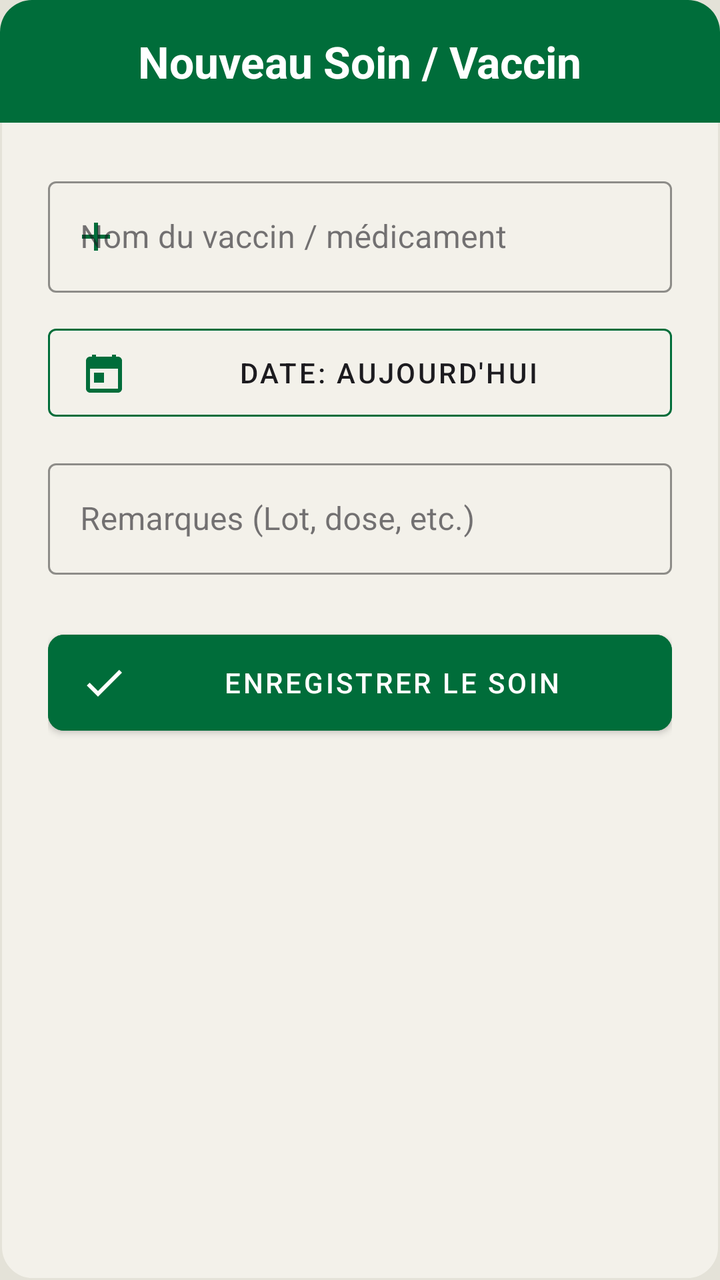
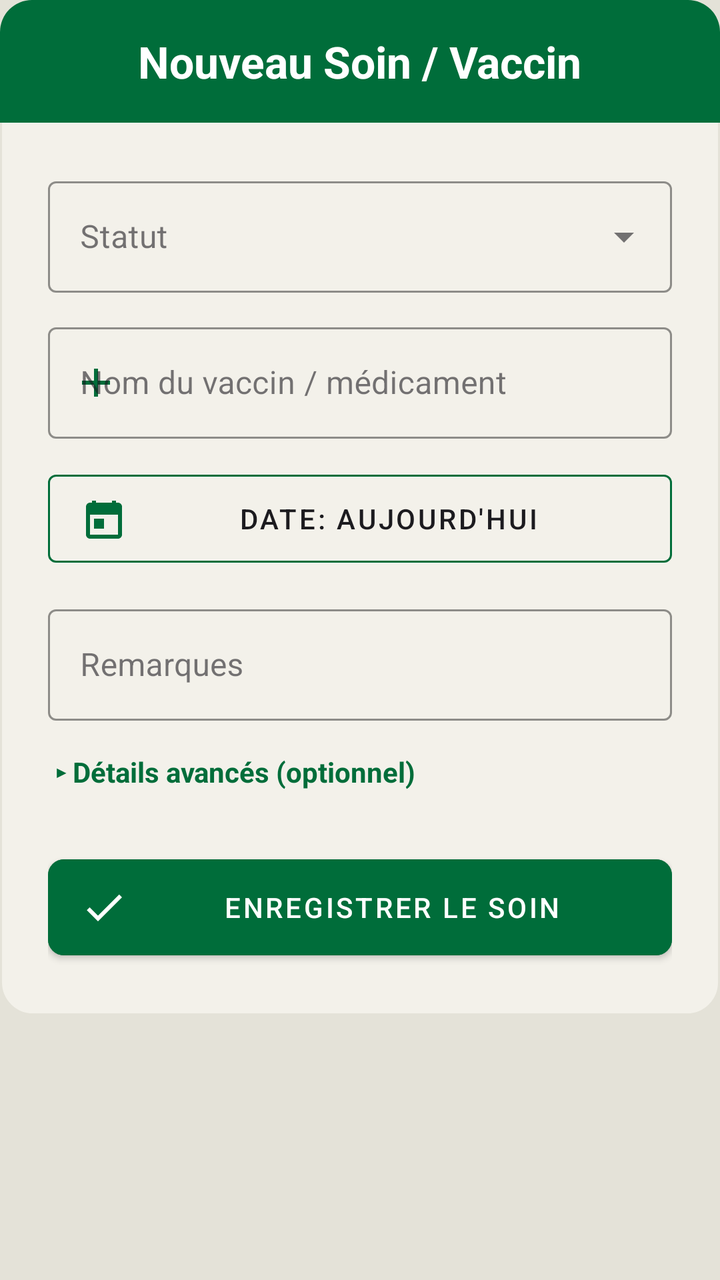

Two renders of the same Android screen: before a commit and after it. Below are the layout's source before the change and the commit's diff.
<!-- AndroidManifest.xml: application theme Theme.Poulailler_copilot -->
<!-- res/layout/dialog_add_vaccine.xml -->
<?xml version="1.0" encoding="utf-8"?>
<LinearLayout xmlns:android="http://schemas.android.com/apk/res/android"
    xmlns:app="http://schemas.android.com/apk/res-auto"
    android:layout_width="match_parent"
    android:layout_height="wrap_content"
    android:orientation="vertical"
    android:background="@drawable/bg_dialog_dark">

    <LinearLayout
        android:layout_width="match_parent"
        android:layout_height="wrap_content"
        android:background="@drawable/bg_dialog_header"
        android:padding="16dp"
        android:gravity="center">
        <TextView
            android:layout_width="wrap_content"
            android:layout_height="wrap_content"
            android:text="Nouveau Soin / Vaccin"
            android:textColor="@color/white"
            android:textSize="22sp"
            android:textStyle="bold"/>
    </LinearLayout>

    <LinearLayout
        android:layout_width="match_parent"
        android:layout_height="wrap_content"
        android:orientation="vertical"
        android:padding="24dp">

        <com.google.android.material.textfield.TextInputLayout
            android:layout_width="match_parent"
            android:layout_height="wrap_content"
            android:hint="Nom du vaccin / médicament"
            style="@style/Widget.MaterialComponents.TextInputLayout.OutlinedBox"
            android:layout_marginBottom="12dp"
            app:hintTextColor="@color/text_secondary"
            app:boxStrokeColor="@color/primary"
            app:startIconDrawable="@drawable/ic_add"
            app:startIconTint="@color/primary">
            <com.google.android.material.textfield.TextInputEditText
                android:id="@+id/etVaccineName"
                android:layout_width="match_parent"
                android:layout_height="wrap_content"
                android:textColor="@color/text_primary" />
        </com.google.android.material.textfield.TextInputLayout>

        <com.google.android.material.button.MaterialButton
            android:id="@+id/btnSelectDate"
            android:layout_width="match_parent"
            android:layout_height="56dp"
            android:text="Date: Aujourd'hui"
            style="@style/Widget.MaterialComponents.Button.OutlinedButton"
            android:textColor="@color/text_primary"
            app:strokeColor="@color/primary"
            app:icon="@drawable/ic_calendar"
            app:iconTint="@color/primary"
            android:layout_marginBottom="12dp"/>

        <com.google.android.material.textfield.TextInputLayout
            android:layout_width="match_parent"
            android:layout_height="wrap_content"
            android:hint="Remarques (Lot, dose, etc.)"
            style="@style/Widget.MaterialComponents.TextInputLayout.OutlinedBox"
            android:layout_marginBottom="24dp"
            app:hintTextColor="@color/text_secondary"
            app:boxStrokeColor="@color/primary">
            <com.google.android.material.textfield.TextInputEditText
                android:id="@+id/etRemarks"
                android:layout_width="match_parent"
                android:layout_height="wrap_content"
                android:textColor="@color/text_primary" />
        </com.google.android.material.textfield.TextInputLayout>

        <com.google.android.material.button.MaterialButton
            android:id="@+id/btnSaveVaccine"
            android:layout_width="match_parent"
            android:layout_height="60dp"
            android:text="ENREGISTRER LE SOIN"
            android:backgroundTint="@color/primary"
            android:textColor="@color/white"
            app:cornerRadius="8dp"
            app:icon="@drawable/ic_check"
            app:iconTint="@color/white"/>
    </LinearLayout>
</LinearLayout>
<!-- resources referenced by this layout -->
<resources>
  <color name="primary">#006D3A</color>
  <color name="text_primary">#1C1B1F</color>
  <color name="text_secondary">#49454F</color>
  <color name="white">#FFFFFFFF</color>
  <!-- drawable bg_dialog_dark (drawable) -->
  <?xml version="1.0" encoding="utf-8"?>
  <shape xmlns:android="http://schemas.android.com/apk/res/android">
      <solid android:color="@color/surface" />
      <stroke
          android:width="1dp"
          android:color="@color/off_white" />
      <corners android:radius="16dp" />
  </shape>
  <!-- drawable bg_dialog_header (drawable) -->
  <?xml version="1.0" encoding="utf-8"?>
  <shape xmlns:android="http://schemas.android.com/apk/res/android">
      <solid android:color="@color/primary" />
      <corners
          android:topLeftRadius="16dp"
          android:topRightRadius="16dp" />
  </shape>
  <!-- drawable ic_add (drawable) -->
  <vector xmlns:android="http://schemas.android.com/apk/res/android"
      android:width="24dp"
      android:height="24dp"
      android:viewportWidth="24"
      android:viewportHeight="24">
      <path
          android:fillColor="#000000"
          android:pathData="M19,13h-6v6h-2v-6H5v-2h6V5h2v6h6z"/>
  </vector>
  <!-- drawable ic_calendar (drawable) -->
  <vector xmlns:android="http://schemas.android.com/apk/res/android"
      android:width="24dp"
      android:height="24dp"
      android:viewportWidth="24"
      android:viewportHeight="24">
      <path
          android:fillColor="#000000"
          android:pathData="M19,4h-1V3h-2v1H8V3H6v1H5C3.89,4 3.01,4.9 3.01,6L3,20c0,1.1 0.89,2 2,2h14c1.1,0 2,-0.9 2,-2V6C21,4.9 20.1,4 19,4z M19,20H5V10h14V20z M7,12h5v5H7z"/>
  </vector>
  <!-- drawable ic_check (drawable) -->
  <vector xmlns:android="http://schemas.android.com/apk/res/android"
      android:width="24dp"
      android:height="24dp"
      android:viewportWidth="24"
      android:viewportHeight="24">
      <path
          android:fillColor="#000000"
          android:pathData="M9,16.17L4.83,12l-1.42,1.41L9,19 21,7l-1.41,-1.41z"/>
  </vector>
  <color name="surface">#F3F1EA</color>
  <color name="off_white">#E4E2D8</color>
  <color name="primary_variant">#004D22</color>
  <color name="secondary">#43A047</color>
  <color name="secondary_variant">#2E7D32</color>
  <color name="background">@color/off_white</color>
  <style name="Widget.App.CardView" parent="Widget.MaterialComponents.CardView">
          <item name="cardElevation">2dp</item>
          <item name="cardCornerRadius">16dp</item>
          <item name="cardBackgroundColor">@color/surface</item>
          <item name="strokeWidth">0dp</item>
      </style>
  <style name="ShapeAppearance.App.LargeComponent" parent="ShapeAppearance.MaterialComponents.LargeComponent">
          <item name="cornerFamily">rounded</item>
          <item name="cornerSize">16dp</item>
      </style>
  <style name="ThemeOverlay.App.MaterialAlertDialog" parent="ThemeOverlay.MaterialComponents.MaterialAlertDialog">
          <item name="colorSurface">@color/surface</item>
          <item name="colorOnSurface">@color/text_primary</item>
          <item name="android:textColorPrimary">@color/text_primary</item>
      </style>
  <!-- unchanged entries left out for length: 1 -->
</resources>

<!-- the commit's change to res/layout/dialog_add_vaccine.xml (unified diff, before → after) -->
@@ -1,6 +1,11 @@
 <?xml version="1.0" encoding="utf-8"?>
-<LinearLayout xmlns:android="http://schemas.android.com/apk/res/android"
+<ScrollView xmlns:android="http://schemas.android.com/apk/res/android"
     xmlns:app="http://schemas.android.com/apk/res-auto"
+    android:layout_width="match_parent"
+    android:layout_height="wrap_content"
+    android:maxHeight="600dp">
+
+<LinearLayout
     android:layout_width="match_parent"
     android:layout_height="wrap_content"
     android:orientation="vertical"
@@ -28,6 +33,23 @@
         android:padding="24dp">
 
         <com.google.android.material.textfield.TextInputLayout
+            android:id="@+id/tilStatus"
+            style="@style/Widget.MaterialComponents.TextInputLayout.OutlinedBox.ExposedDropdownMenu"
+            android:layout_width="match_parent"
+            android:layout_height="wrap_content"
+            android:hint="Statut"
+            android:layout_marginBottom="12dp"
+            app:hintTextColor="@color/text_secondary"
+            app:boxStrokeColor="@color/primary">
+            <AutoCompleteTextView
+                android:id="@+id/actvStatus"
+                android:layout_width="match_parent"
+                android:layout_height="wrap_content"
+                android:inputType="none"
+                android:textColor="@color/text_primary" />
+        </com.google.android.material.textfield.TextInputLayout>
+
+        <com.google.android.material.textfield.TextInputLayout
             android:layout_width="match_parent"
             android:layout_height="wrap_content"
             android:hint="Nom du vaccin / médicament"
@@ -59,9 +81,9 @@
         <com.google.android.material.textfield.TextInputLayout
             android:layout_width="match_parent"
             android:layout_height="wrap_content"
-            android:hint="Remarques (Lot, dose, etc.)"
+            android:hint="Remarques"
             style="@style/Widget.MaterialComponents.TextInputLayout.OutlinedBox"
-            android:layout_marginBottom="24dp"
+            android:layout_marginBottom="12dp"
             app:hintTextColor="@color/text_secondary"
             app:boxStrokeColor="@color/primary">
             <com.google.android.material.textfield.TextInputEditText
@@ -71,10 +93,153 @@
                 android:textColor="@color/text_primary" />
         </com.google.android.material.textfield.TextInputLayout>
 
+        <TextView
+            android:id="@+id/btnToggleAdvanced"
+            android:layout_width="wrap_content"
+            android:layout_height="wrap_content"
+            android:layout_marginBottom="12dp"
+            android:text="▸ Détails avancés (optionnel)"
+            android:textColor="@color/primary"
+            android:textStyle="bold"
+            android:clickable="true"
+            android:focusable="true"
+            android:background="?attr/selectableItemBackground"
+            android:padding="4dp" />
+
+        <LinearLayout
+            android:id="@+id/layoutAdvancedFields"
+            android:layout_width="match_parent"
+            android:layout_height="wrap_content"
+            android:orientation="vertical"
+            android:visibility="gone">
+
+            <com.google.android.material.textfield.TextInputLayout
+                android:layout_width="match_parent"
+                android:layout_height="wrap_content"
+                android:hint="Fabricant"
+                style="@style/Widget.MaterialComponents.TextInputLayout.OutlinedBox"
+                android:layout_marginBottom="12dp"
+                app:hintTextColor="@color/text_secondary"
+                app:boxStrokeColor="@color/primary">
+                <com.google.android.material.textfield.TextInputEditText
+                    android:id="@+id/etManufacturer"
+                    android:layout_width="match_parent"
+                    android:layout_height="wrap_content"
+                    android:textColor="@color/text_primary" />
+            </com.google.android.material.textfield.TextInputLayout>
+
+            <LinearLayout
+                android:layout_width="match_parent"
+                android:layout_height="wrap_content"
+                android:orientation="horizontal"
+                android:layout_marginBottom="12dp">
+                <com.google.android.material.textfield.TextInputLayout
+                    android:layout_width="0dp"
+                    android:layout_weight="1"
+                    android:layout_height="wrap_content"
+                    android:layout_marginEnd="6dp"
+                    android:hint="N° de lot"
+                    style="@style/Widget.MaterialComponents.TextInputLayout.OutlinedBox"
+                    app:hintTextColor="@color/text_secondary"
+                    app:boxStrokeColor="@color/primary">
+                    <com.google.android.material.textfield.TextInputEditText
+                        android:id="@+id/etLotNumber"
+                        android:layout_width="match_parent"
+                        android:layout_height="wrap_content"
+                        android:textColor="@color/text_primary" />
+                </com.google.android.material.textfield.TextInputLayout>
+
+                <com.google.android.material.textfield.TextInputLayout
+                    android:layout_width="0dp"
+                    android:layout_weight="1"
+                    android:layout_height="wrap_content"
+                    android:layout_marginStart="6dp"
+                    android:hint="Dose"
+                    style="@style/Widget.MaterialComponents.TextInputLayout.OutlinedBox"
+                    app:hintTextColor="@color/text_secondary"
+                    app:boxStrokeColor="@color/primary">
+                    <com.google.android.material.textfield.TextInputEditText
+                        android:id="@+id/etDose"
+                        android:layout_width="match_parent"
+                        android:layout_height="wrap_content"
+                        android:textColor="@color/text_primary" />
+                </com.google.android.material.textfield.TextInputLayout>
+            </LinearLayout>
+
+            <com.google.android.material.button.MaterialButton
+                android:id="@+id/btnSelectExpiryDate"
+                android:layout_width="match_parent"
+                android:layout_height="56dp"
+                android:text="Date de péremption"
+                style="@style/Widget.MaterialComponents.Button.OutlinedButton"
+                android:textColor="@color/text_primary"
+                app:strokeColor="@color/primary"
+                app:icon="@drawable/ic_calendar"
+                app:iconTint="@color/primary"
+                android:layout_marginBottom="12dp"/>
+
+            <com.google.android.material.textfield.TextInputLayout
+                android:id="@+id/tilRoute"
+                style="@style/Widget.MaterialComponents.TextInputLayout.OutlinedBox.ExposedDropdownMenu"
+                android:layout_width="match_parent"
+                android:layout_height="wrap_content"
+                android:hint="Voie d'administration"
+                android:layout_marginBottom="12dp"
+                app:hintTextColor="@color/text_secondary"
+                app:boxStrokeColor="@color/primary">
+                <AutoCompleteTextView
+                    android:id="@+id/actvRoute"
+                    android:layout_width="match_parent"
+                    android:layout_height="wrap_content"
+                    android:inputType="none"
+                    android:textColor="@color/text_primary" />
+            </com.google.android.material.textfield.TextInputLayout>
+
+            <LinearLayout
+                android:layout_width="match_parent"
+                android:layout_height="wrap_content"
+                android:orientation="horizontal"
+                android:layout_marginBottom="12dp">
+                <com.google.android.material.textfield.TextInputLayout
+                    android:layout_width="0dp"
+                    android:layout_weight="1"
+                    android:layout_height="wrap_content"
+                    android:layout_marginEnd="6dp"
+                    android:hint="Effectif vacciné"
+                    style="@style/Widget.MaterialComponents.TextInputLayout.OutlinedBox"
+                    app:hintTextColor="@color/text_secondary"
+                    app:boxStrokeColor="@color/primary">
+                    <com.google.android.material.textfield.TextInputEditText
+                        android:id="@+id/etTargetCount"
+                        android:layout_width="match_parent"
+                        android:layout_height="wrap_content"
+                        android:inputType="number"
+                        android:textColor="@color/text_primary" />
+                </com.google.android.material.textfield.TextInputLayout>
+
+                <com.google.android.material.textfield.TextInputLayout
+                    android:layout_width="0dp"
+                    android:layout_weight="1"
+                    android:layout_height="wrap_content"
+                    android:layout_marginStart="6dp"
+                    android:hint="Effectué par"
+                    style="@style/Widget.MaterialComponents.TextInputLayout.OutlinedBox"
+                    app:hintTextColor="@color/text_secondary"
+                    app:boxStrokeColor="@color/primary">
+                    <com.google.android.material.textfield.TextInputEditText
+                        android:id="@+id/etAdministeredBy"
+                        android:layout_width="match_parent"
+                        android:layout_height="wrap_content"
+                        android:textColor="@color/text_primary" />
+                </com.google.android.material.textfield.TextInputLayout>
+            </LinearLayout>
+        </LinearLayout>
+
         <com.google.android.material.button.MaterialButton
             android:id="@+id/btnSaveVaccine"
             android:layout_width="match_parent"
             android:layout_height="60dp"
+            android:layout_marginTop="12dp"
             android:text="ENREGISTRER LE SOIN"
             android:backgroundTint="@color/primary"
             android:textColor="@color/white"
@@ -83,3 +248,4 @@
             app:iconTint="@color/white"/>
     </LinearLayout>
 </LinearLayout>
+</ScrollView>
